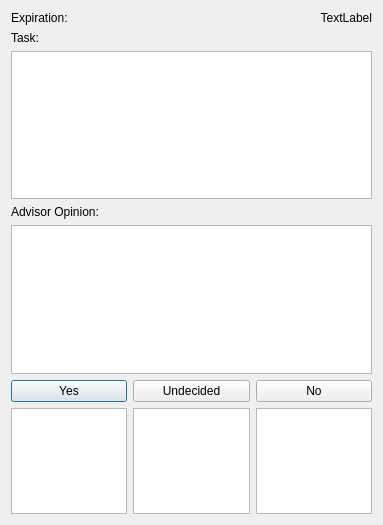
Above: ui/VoteDialog.ui from dmzdev/stance before the change. Below: the same form after it.
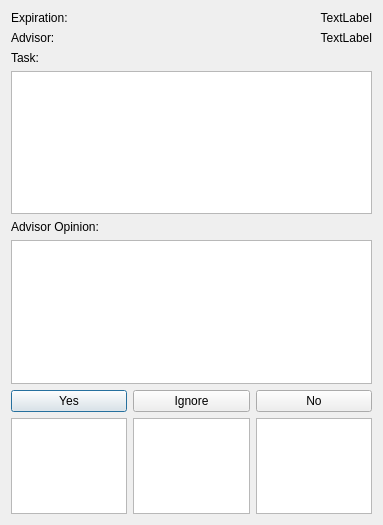
That is the form after the change.

```diff
--- a/ui/VoteDialog.ui
+++ b/ui/VoteDialog.ui
@@ -43,6 +43,27 @@
        </item>
       </layout>
      </item>
+     <item>
+      <layout class="QHBoxLayout" name="horizontalLayout_4">
+       <item>
+        <widget class="QLabel" name="label_4">
+         <property name="text">
+          <string>Advisor:</string>
+         </property>
+        </widget>
+       </item>
+       <item>
+        <widget class="QLabel" name="advisorLabel">
+         <property name="text">
+          <string>TextLabel</string>
+         </property>
+         <property name="alignment">
+          <set>Qt::AlignRight|Qt::AlignTrailing|Qt::AlignVCenter</set>
+         </property>
+        </widget>
+       </item>
+      </layout>
+     </item>
      <item>
       <widget class="QLabel" name="label_3">
        <property name="text">
@@ -95,7 +116,7 @@
      <item>
       <widget class="QPushButton" name="undecButton">
        <property name="text">
-        <string>Undecided</string>
+        <string>Ignore</string>
        </property>
       </widget>
      </item>
```
